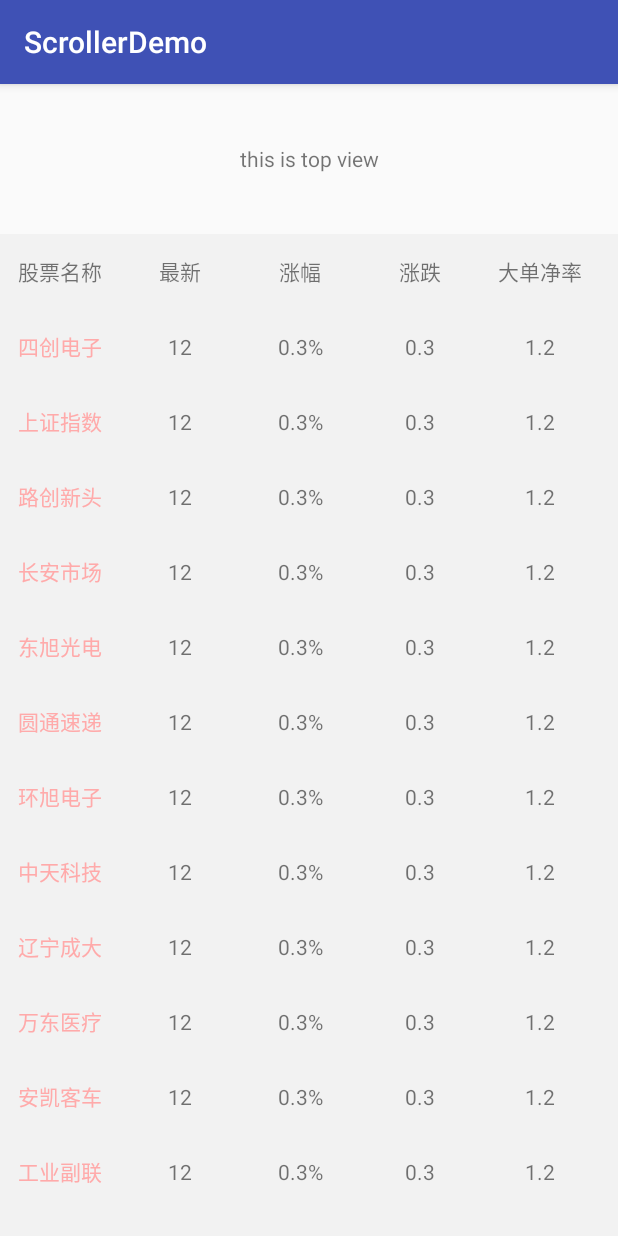
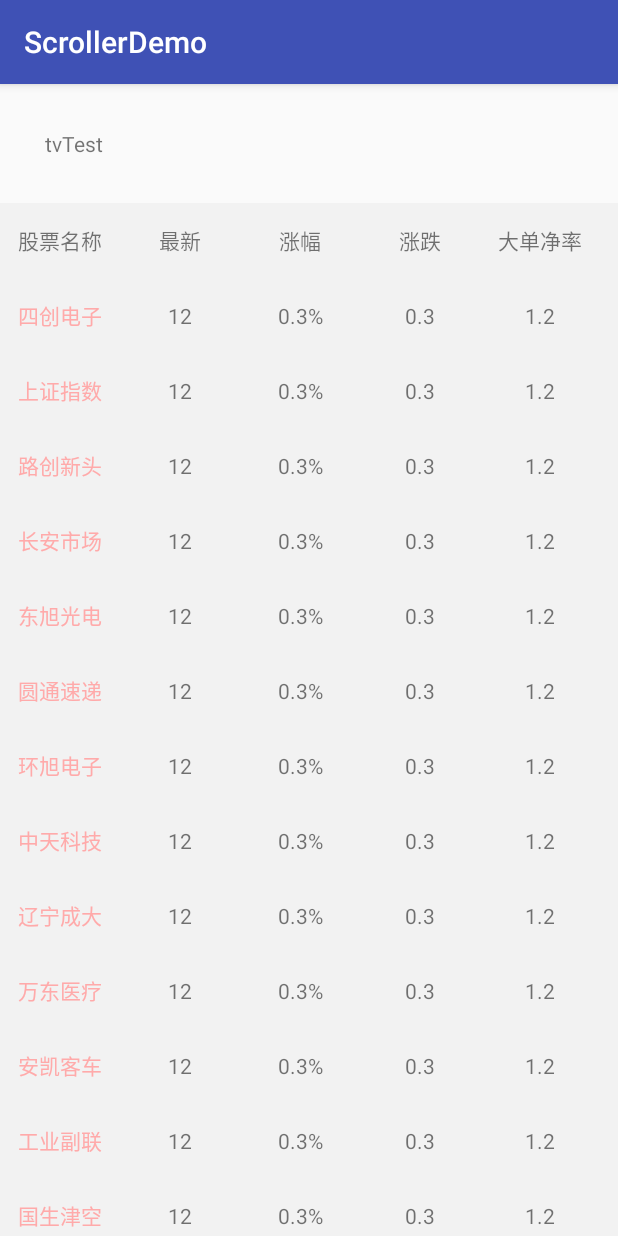
Before and after one commit to shuimuren/ScrollerDemo, an Android app: the screen it shows after launch (MainActivity), on a phone screen of 412 x 824 dp. Run offline under Robolectric (Android 15) with nearby library versions, the phone set to English and light mode, and no system bars; our stand-ins replace ButterKnife.

Commit message:
完善功能

```diff
--- a/app/src/main/java/com/lhj/scrollerdemo/MainActivity.java
+++ b/app/src/main/java/com/lhj/scrollerdemo/MainActivity.java
@@ -1,9 +1,13 @@
 package com.lhj.scrollerdemo;
 
 import android.os.Bundle;
+import android.support.annotation.NonNull;
 import android.support.v7.app.AppCompatActivity;
 import android.support.v7.widget.LinearLayoutManager;
 import android.support.v7.widget.RecyclerView;
+import android.view.View;
+import android.widget.LinearLayout;
+import android.widget.RelativeLayout;
 import android.widget.TextView;
 import android.widget.Toast;
 
@@ -25,12 +29,15 @@ public class MainActivity extends AppCompatActivity {
     HorizontalScrollView scrollviewH;
  //   @BindView(R.id.scrollView_v)
     VerticalScrollerView scrollViewV;
+    private android.widget.HorizontalScrollView mToplayout;;
+    private VerticalScrollerView scView;
+    private LinearLayout mTabDataView;
 
     private List<String> mName;
     private List<DataBean> mData;
     private NameItemAdapter nameItemAdapter;
     private DataItemAdapter dataItemAdapter;
-
+    private TextView tvTest;
     @Override
     protected void onCreate(Bundle savedInstanceState) {
         super.onCreate(savedInstanceState);
@@ -40,6 +47,16 @@ public class MainActivity extends AppCompatActivity {
         rvData = findViewById(R.id.rv_data);
         scrollviewH = findViewById(R.id.scrollview_h);
         scrollViewV = findViewById(R.id.scrollView_v);
+        mToplayout = findViewById(R.id.ll_tabtopview);
+        mTabDataView = findViewById(R.id.top_data_view);
+        scView = findViewById(R.id.scView);
+        tvTest = findViewById(R.id.tvTest);
+        tvTest.setOnClickListener(new View.OnClickListener() {
+            @Override
+            public void onClick(View view) {
+                scView.smoothScrollBy(0,1000);
+            }
+        });
         setData();
     }
 
@@ -61,15 +78,30 @@ public class MainActivity extends AppCompatActivity {
         mName.add("合兴包装");
         mName.add("比亚迪");
         mName.add("第一创业");
+        mName.add("环旭电子");
+        mName.add("中天科技");
+        mName.add("辽宁成大");
+        mName.add("万东医疗");
+        mName.add("安凯客车");
+        mName.add("工业副联");
+        mName.add("国生津空");
+        mName.add("合兴包装");
+        mName.add("比亚迪");
+        mName.add("第一创业");
         nameItemAdapter = new NameItemAdapter(mName);
         rvName.setAdapter(nameItemAdapter);
         rvName.setLayoutManager(new LinearLayoutManager(this));
         rvName.setHasFixedSize(true);
 
-
+      rvName.addOnScrollListener(new RecyclerView.OnScrollListener() {
+          @Override
+          public void onScrolled(@NonNull RecyclerView recyclerView, int dx, int dy) {
+              //super.onScrolled(recyclerView, dx, dy);
+          }
+      });
         mData = new ArrayList<>();
         DataBean dataBean= new DataBean("12","0.3%","0.3","1.2","2.1","3772","22","13");
-        for (int i = 0; i < 16; i++) {
+        for (int i = 0; i < mName.size(); i++) {
             mData.add(dataBean);
         }
         dataItemAdapter = new DataItemAdapter(mData);
@@ -91,14 +123,19 @@ public class MainActivity extends AppCompatActivity {
         scrollViewV.setSVYOnScrollListener(new VerticalScrollerView.SVYOnScrollListener() {
             @Override
             public void onScroll(int scrolly) {
-
+                int height = scrollViewV.getTop();
+                if(scrolly > 0 && scrolly >= height){
+                 mToplayout.setVisibility(View.VISIBLE);
+                }else{
+                    mToplayout.setVisibility(View.GONE);
+                }
             }
         });
 
         scrollviewH.setSVHOnScrollListener(new HorizontalScrollView.SHXOnScrollListener() {
             @Override
             public void onScrollX(int scrollX) {
-
+                mTabDataView.setTranslationX(-scrollX);
             }
         });
     }
--- a/app/src/main/java/com/lhj/scrollerdemo/OnItemTouchListener.java
+++ b/app/src/main/java/com/lhj/scrollerdemo/OnItemTouchListener.java
@@ -7,6 +7,7 @@ import android.support.v7.widget.RecyclerView;
 import android.view.GestureDetector;
 import android.view.MotionEvent;
 import android.view.View;
+import android.widget.RelativeLayout;
 
 /**
  * Created by lhj on 18/9/8
@@ -15,6 +16,7 @@ public abstract class OnItemTouchListener implements RecyclerView.OnItemTouchLis
     private GestureDetectorCompat mGestureDetectorCompat;
     private RecyclerView mRecyclerView;
     private RecyclerView mBindRecyclerView;
+
 
     public OnItemTouchListener(RecyclerView recyclerView) {
         mRecyclerView = recyclerView;
--- a/app/src/main/res/layout/activity_main.xml
+++ b/app/src/main/res/layout/activity_main.xml
@@ -5,19 +5,23 @@
     android:layout_width="match_parent"
     android:layout_height="match_parent"
     tools:context=".MainActivity">
+    <TextView
+        android:id="@+id/tvTest"
+        android:layout_width="wrap_content"
+        android:layout_height="wrap_content"
+        android:padding="30dp"
+        android:text="tvTest"/>
 <com.lhj.scrollerdemo.VerticalScrollerView
+    android:id="@+id/scView"
     android:layout_width="match_parent"
-    android:layout_height="match_parent">
+    android:layout_height="match_parent"
+    android:layout_below="@id/tvTest">
     <LinearLayout
         android:layout_width="match_parent"
         android:layout_height="match_parent"
         android:orientation="vertical"
         android:focusableInTouchMode="true">
-        <TextView
-            android:layout_width="match_parent"
-            android:layout_height="100dp"
-            android:gravity="center"
-            android:text="this is top view"/>
+
         <com.lhj.scrollerdemo.VerticalScrollerView
             android:id="@+id/scrollView_v"
             android:layout_width="match_parent"
@@ -60,5 +64,33 @@
     </LinearLayout>
 </com.lhj.scrollerdemo.VerticalScrollerView>
 
+<HorizontalScrollView
+    android:id="@+id/ll_tabtopview"
+    android:layout_width="wrap_content"
+    android:layout_height="50dp"
+    android:visibility="gone"
+    android:clipChildren="false"
+    android:gravity="center"
+    android:scrollbars="none"
+    android:layout_below="@id/tvTest"
+    android:background="#ff6666">
+    <LinearLayout
+        android:layout_width="wrap_content"
+        android:layout_height="match_parent"
+        android:orientation="horizontal">
+        <TextView
+            android:id="@+id/top_tex_group_name"
+            android:layout_width="80dp"
+            android:layout_height="50dp"
+            android:text="股票名称"
+            android:gravity="center"
+            android:background="#000000"/>
+        <include android:id="@+id/top_data_view"
+            layout="@layout/layout_stockdata_head"
+            android:layout_width="match_parent"
+            android:layout_height="match_parent"/>
+    </LinearLayout>
 
+
+</HorizontalScrollView>
 </RelativeLayout>
--- a/app/src/main/res/layout/layout_stockdata_head.xml
+++ b/app/src/main/res/layout/layout_stockdata_head.xml
@@ -1,7 +1,7 @@
 <?xml version="1.0" encoding="utf-8"?>
 <LinearLayout
     xmlns:android="http://schemas.android.com/apk/res/android"
-    android:layout_width="match_parent"
+    android:layout_width="wrap_content"
     android:layout_height="50dp"
     android:orientation="horizontal">
     <TextView
```
